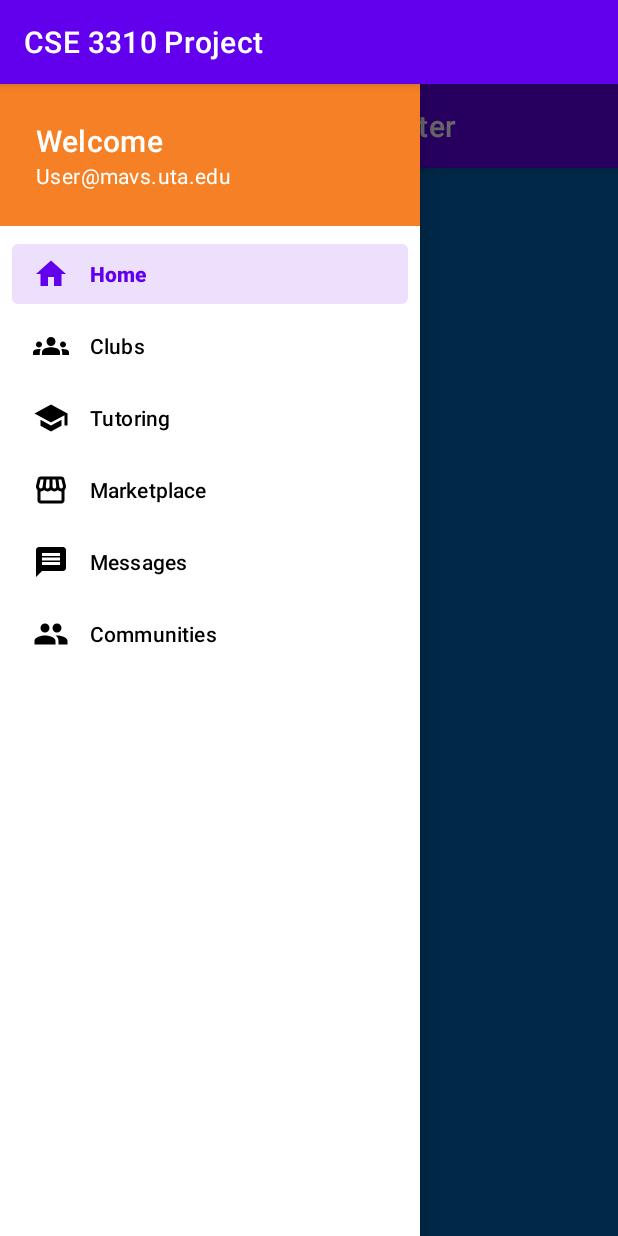
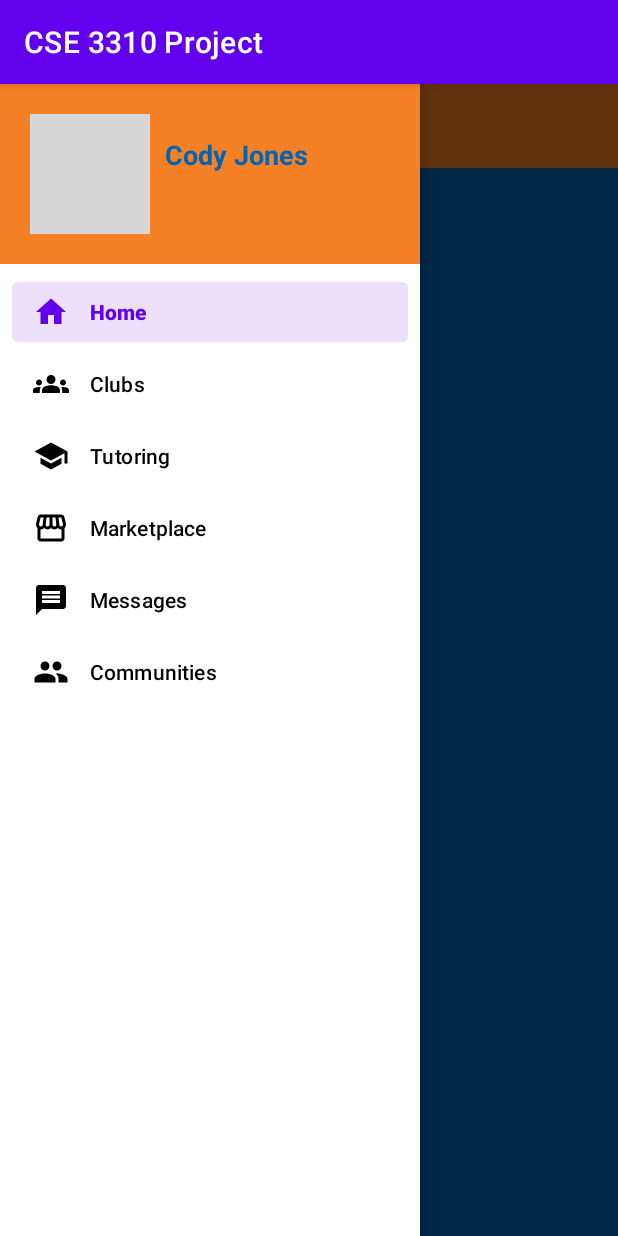
Before and after one commit to CodyMonJones/CSE3310-SIE, an Android app: the HomeActivity screen opened directly, with no data from a screen before it, with the side drawer open, on a phone screen of 412 x 824 dp. Run offline under Robolectric (Android 15) with nearby library versions, the phone set to English and light mode, and no system bars; grey boxes are pictures that could not be loaded.

Commit message:
restyled nav adding profile picture and click functionality

```diff
--- a/CSE3310Project/app/src/main/java/com/example/cse3310project/HomeActivity.java
+++ b/CSE3310Project/app/src/main/java/com/example/cse3310project/HomeActivity.java
@@ -1,18 +1,11 @@
 package com.example.cse3310project;
 
-import androidx.appcompat.app.ActionBarDrawerToggle;
 import androidx.appcompat.app.AppCompatActivity;
+import androidx.core.view.GravityCompat;
 import androidx.drawerlayout.widget.DrawerLayout;
-import androidx.navigation.NavController;
-import androidx.navigation.fragment.NavHostFragment;
-import androidx.navigation.ui.AppBarConfiguration;
-import androidx.navigation.ui.NavigationUI;
 
 import android.os.Bundle;
-import android.widget.Toolbar;
-
-import com.google.android.material.appbar.CollapsingToolbarLayout;
-
+import android.view.View;
 
 public class HomeActivity extends AppCompatActivity {
     @Override
@@ -20,10 +13,12 @@ public class HomeActivity extends AppCompatActivity {
         super.onCreate(savedInstanceState);
         setContentView(R.layout.activity_home);
 
-        drawerLayout = (DrawerLayout) findViewById(R.id.drawerLayout);
-        drawerToggle = new ActionBarDrawerToggle(this, drawerLayout,)
+        final DrawerLayout drawerLayout = findViewById(R.id.drawerLayout);
+        findViewById(R.id.hamburgerMenuIcon).setOnClickListener(new View.OnClickListener() {
+            @Override
+            public void onClick(View view) {
+                drawerLayout.openDrawer(GravityCompat.START);
+            }
+        });
     }
-
-    private DrawerLayout drawerLayout;
-    private ActionBarDrawerToggle drawerToggle;
 }
--- a/CSE3310Project/app/src/main/res/layout/activity_home.xml
+++ b/CSE3310Project/app/src/main/res/layout/activity_home.xml
@@ -1,47 +1,50 @@
 <?xml version="1.0" encoding="utf-8"?>
-<RelativeLayout xmlns:android="http://schemas.android.com/apk/res/android"
+<androidx.drawerlayout.widget.DrawerLayout xmlns:android="http://schemas.android.com/apk/res/android"
     xmlns:app="http://schemas.android.com/apk/res-auto"
-    xmlns:tools="http://schemas.android.com/tools"
-    android:id="@+id/home_layout"
+    android:id="@+id/drawerLayout"
     android:layout_width="match_parent"
     android:layout_height="match_parent"
-    android:background="@color/UTA_BLUE"
-    tools:context=".HomeActivity">
+    android:background="@color/UTA_BLUE">
 
-    <androidx.drawerlayout.widget.DrawerLayout
+    <androidx.constraintlayout.widget.ConstraintLayout
         android:layout_width="match_parent"
-        android:layout_height="match_parent"
-        tools:openDrawer="start"
-        android:id="@+id/drawerLayout">
+        android:layout_height="match_parent">
 
-        <androidx.coordinatorlayout.widget.CoordinatorLayout
+        <LinearLayout
             android:layout_width="match_parent"
-            android:layout_height="match_parent"
-            android:fitsSystemWindows="true">
+            android:layout_height="?actionBarSize"
+            android:background="@color/UTA_ORANGE"
+            android:gravity="center_vertical"
+            android:orientation="horizontal"
+            android:paddingStart="15dp"
+            android:paddingEnd="15dp"
+            app:layout_constraintTop_toTopOf="parent">
 
-            <com.google.android.material.appbar.AppBarLayout
-                android:id="@+id/AppBarLayout"
+            <ImageView
+                android:id="@+id/hamburgerMenuIcon"
+                android:layout_width="40dp"
+                android:layout_height="40dp"
+                android:src="@drawable/ic_baseline_menu_24"
+                app:tint="@color/white" />
+
+            <TextView
+                android:id="@+id/homeHeaderText"
                 android:layout_width="match_parent"
                 android:layout_height="wrap_content"
-                style="@style/Widget.MaterialComponents.AppBarLayout.PrimarySurface"
-                android:fitsSystemWindows="true">
+                android:layout_marginStart="20dp"
+                android:text="Home View"
+                android:textSize="18sp"
+                android:textColor="@color/white"
+                android:textStyle="bold"/>
+        </LinearLayout>
+    </androidx.constraintlayout.widget.ConstraintLayout>
 
-                <com.google.android.material.appbar.MaterialToolbar
-                    android:layout_width="match_parent"
-                    android:layout_height="?attr/actionBarSize"
-                    app:title="Student Exchange Center"
-                    app:navigationIcon="@drawable/ic_baseline_menu_24"
-                    style="@style/Widget.MaterialComponents.Toolbar.PrimarySurface"
-                    android:background="@android:color/transparent"
-                    android:elevation="0dp" />
-            </com.google.android.material.appbar.AppBarLayout>
-        </androidx.coordinatorlayout.widget.CoordinatorLayout>
     <com.google.android.material.navigation.NavigationView
-            android:id="@+id/navigation_rail"
+        android:id="@+id/navigationMenu"
         android:layout_width="wrap_content"
         android:layout_height="match_parent"
         android:layout_gravity="start"
         app:menu="@menu/navigation_view"
         app:headerLayout="@layout/navigation_header"/>
+
 </androidx.drawerlayout.widget.DrawerLayout>
-</RelativeLayout>
--- a/CSE3310Project/app/src/main/res/layout/navigation_header.xml
+++ b/CSE3310Project/app/src/main/res/layout/navigation_header.xml
@@ -1,28 +1,40 @@
 <?xml version="1.0" encoding="utf-8"?>
-<LinearLayout  xmlns:android="http://schemas.android.com/apk/res/android"
+<androidx.constraintlayout.widget.ConstraintLayout xmlns:android="http://schemas.android.com/apk/res/android"
+    xmlns:app="http://schemas.android.com/apk/res-auto"
     android:layout_width="match_parent"
     android:layout_height="wrap_content"
-    android:orientation="vertical"
     android:background="@color/UTA_ORANGE"
-    android:fitsSystemWindows="true">
+    android:padding="20dp">
+
+    <com.google.android.material.imageview.ShapeableImageView
+        android:id="@+id/prof_image"
+        android:layout_width="80dp"
+        android:layout_height="80dp"
+        android:scaleType="centerCrop"
+        android:src="@drawable/prof_img"
+        app:layout_constraintStart_toStartOf="parent"
+        app:layout_constraintTop_toTopOf="parent"
+        app:shapeAppearanceOverlay="@style/ShapeAppearance.Material3.Corner.Full"/>
+
+    <View
+        android:id="@+id/prof_img_container"
+        android:layout_width="1dp"
+        android:layout_height="1dp"
+        app:layout_constraintBottom_toBottomOf="@+id/prof_image"
+        app:layout_constraintEnd_toEndOf="@+id/prof_image"
+        app:layout_constraintStart_toStartOf="@+id/prof_image"
+        app:layout_constraintTop_toTopOf="@+id/prof_image"/>
 
     <TextView
-        android:layout_width="wrap_content"
+        android:layout_width="0dp"
         android:layout_height="wrap_content"
-        android:layout_marginTop="24dp"
-        android:layout_marginStart="24dp"
-        android:layout_marginEnd="24dp"
-        android:textAppearance="?attr/textAppearanceHeadline6"
-        android:textColor="@color/white"
-        android:text="Welcome" />
+        android:layout_marginStart="10dp"
+        android:text="Cody Jones"
+        android:textColor="@color/UTA_BLUE"
+        android:textSize="18dp"
+        android:textStyle="bold"
+        app:layout_constraintBottom_toTopOf="@+id/prof_img_container"
+        app:layout_constraintStart_toEndOf="@+id/prof_image" />
 
-    <TextView
-        android:layout_width="wrap_content"
-        android:layout_height="wrap_content"
-        android:layout_marginBottom="24dp"
-        android:layout_marginStart="24dp"
-        android:layout_marginEnd="24dp"
-        android:textAppearance="?attr/textAppearanceBody2"
-        android:textColor="@color/white"
-        android:text="User@mavs.uta.edu" />
-</LinearLayout>
+
+</androidx.constraintlayout.widget.ConstraintLayout>
```
Also changed, not shown: 1 other file. Lines whose indentation alone changed are shown as unchanged.
